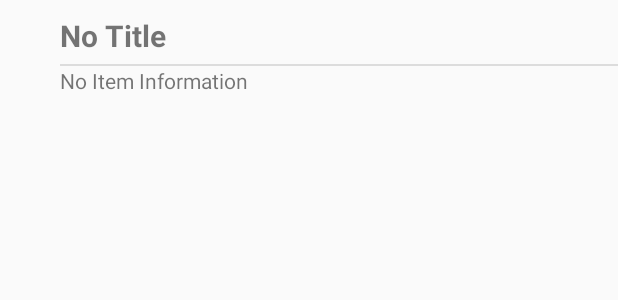
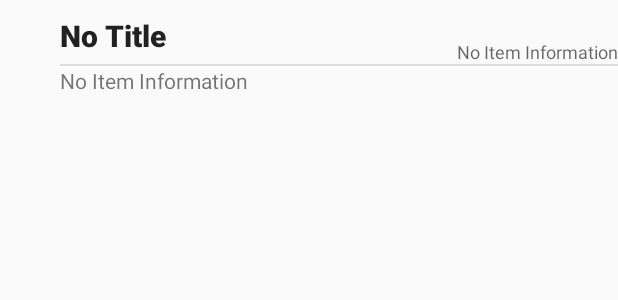
Before and after one commit to rt012/InformationWall, an Android app: the layout black_board_ex_lv_group.xml on its own in the app's theme, with its tools: preview values and no code run, on a phone screen of 412 x 824 dp. Shown: the top 300 px of the screen. Run offline under Robolectric (Android 15) with nearby library versions, the phone set to English and light mode, and no system bars.

```diff
--- a/InformationWallAndroidApp/app/src/main/java/wipraktikum/informationwallandroidapp/BlackBoard/BlackBoardAddItem.java
+++ b/InformationWallAndroidApp/app/src/main/java/wipraktikum/informationwallandroidapp/BlackBoard/BlackBoardAddItem.java
@@ -20,7 +20,7 @@ import android.widget.TableLayout;
 
 import java.io.File;
 import java.util.ArrayList;
-import java.util.Date;
+import java.util.Calendar;
 
 import wipraktikum.informationwallandroidapp.BlackBoard.Adapter.BlackBoardAutoCompleteTextViewContactAdapter;
 import wipraktikum.informationwallandroidapp.BlackBoard.CustomView.BlackBoardAttachmentView;
@@ -174,8 +174,8 @@ public class BlackBoardAddItem extends Fragment implements IFragmentTag, BlackBo
             BlackBoardItem newBlackBoardItem = new BlackBoardItem();
             Contact newContact;
 
-            newBlackBoardItem.setCreatedTimestamp(new Date());
-            newBlackBoardItem.setEditedTimestamp(new Date());
+            newBlackBoardItem.setCreatedTimestamp(Calendar.getInstance().getTime());
+            newBlackBoardItem.setEditedTimestamp(Calendar.getInstance().getTime());
             newBlackBoardItem.setTitle(editTextTitle.getText().toString());
             newBlackBoardItem.setDescriptionText(editTextDescription.getText().toString());
             newBlackBoardItem.setBlackBoardAttachment(blackBoardAttachments);
--- a/InformationWallAndroidApp/app/src/main/res/layout/black_board_ex_lv_group.xml
+++ b/InformationWallAndroidApp/app/src/main/res/layout/black_board_ex_lv_group.xml
@@ -6,14 +6,27 @@
     android:paddingTop="10dp"
     android:paddingBottom="10dp"
     android:layout_height="wrap_content">
+    <LinearLayout
+        android:layout_width="match_parent"
+        android:layout_height="wrap_content"
+        android:orientation="horizontal">
         <TextView
             android:id="@+id/tv_black_board_item_title"
             android:layout_width="wrap_content"
             android:layout_height="wrap_content"
             android:textStyle="bold"
-        android:textSize="20sp"
+            android:textAppearance="@android:style/TextAppearance.Material.Title"
             android:paddingBottom="5dp"
             android:text="@string/black_board_no_title" />
+
+        <TextView
+            android:id="@+id/tv_black_board_item_last_edited"
+            android:layout_width="match_parent"
+            android:layout_height="match_parent"
+            android:textAppearance="@android:style/TextAppearance.Material.Caption"
+            android:text="@string/black_board_no_item_information"
+            android:gravity="bottom|right" />
+    </LinearLayout>
     <View
         style="@style/Divider" />
     <TextView
--- a/InformationWallAndroidApp/app/src/main/res/values/strings.xml
+++ b/InformationWallAndroidApp/app/src/main/res/values/strings.xml
@@ -26,6 +26,7 @@
     <string name="black_board_attachment">Attachment</string>
     <string name="black_board_description">Description</string>
     <string name="black_board_no_description_information">No description available</string>
+    <string name="black_board_last_edited">Edited:</string>
     <!--- BlackBoard Add Item -->
     <string name="menu_black_board_save_item">Save</string>
     <string name="black_board_add_item_title">Title</string>
```
Also changed, not shown: InformationWallAndroidApp/app/src/main/java/wipraktikum/informationwallandroidapp/BlackBoard/Adapter/BlackBoardExpandableListViewAdapter.java (+15 -1 lines). Lines whose indentation alone changed are shown as unchanged.
